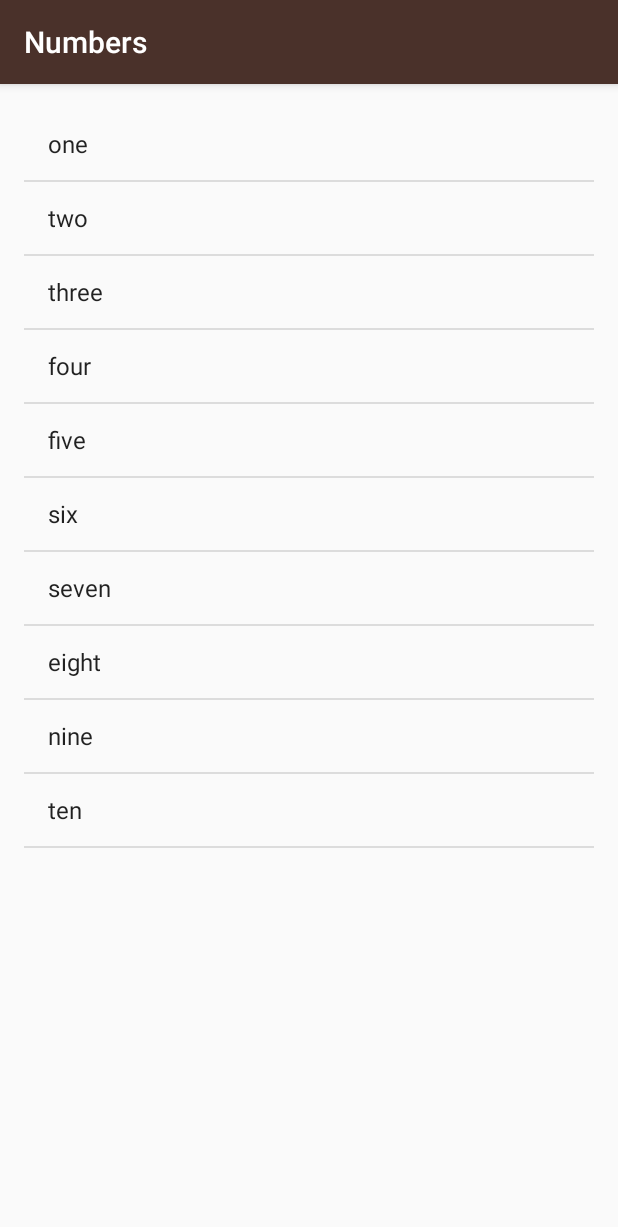
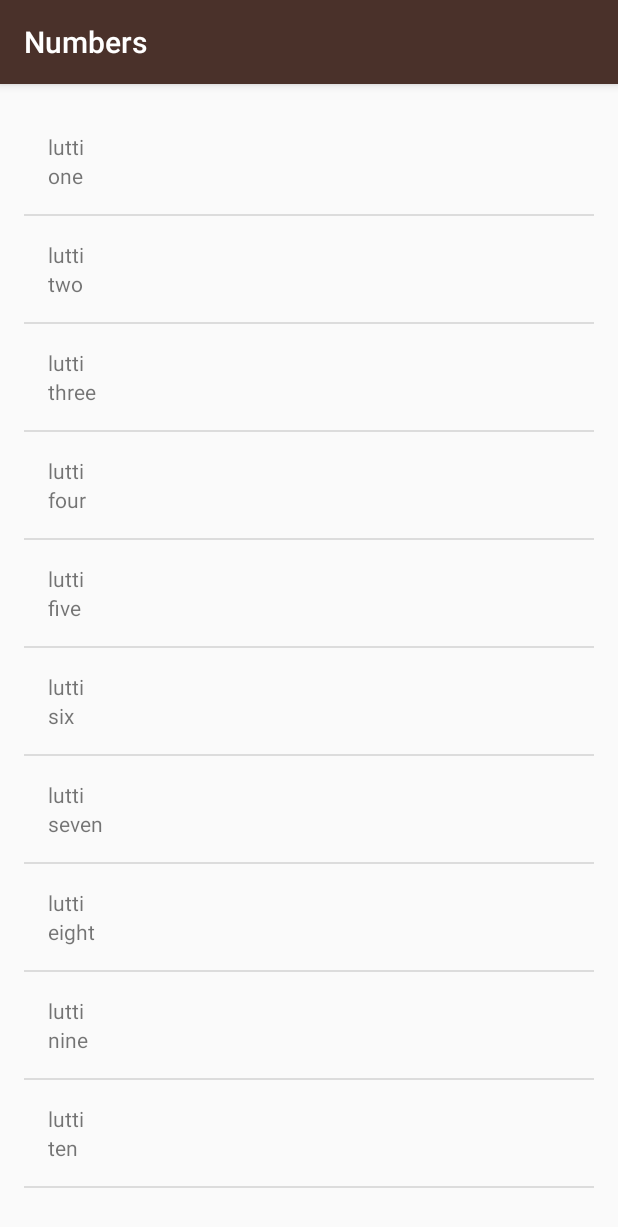
Before and after one commit to ahtaufiiq/Portfolio-Android, an Android app: the NumbersActivity screen opened directly, with no data from a screen before it, on a phone screen of 412 x 824 dp. Shown: the top 1227 px of the screen. Run offline under Robolectric (Android 15) with nearby library versions, the light colour scheme and no system bars.

Commit message:
Custom Array Adapter

```diff
--- a/Udacity Course/2. Basics Multiscreen/MiwokApp/app/src/main/java/ataufiq/com/miwokapp/NumbersActivity.java
+++ b/Udacity Course/2. Basics Multiscreen/MiwokApp/app/src/main/java/ataufiq/com/miwokapp/NumbersActivity.java
@@ -17,22 +17,21 @@ public class NumbersActivity extends AppCompatActivity {
         super.onCreate(savedInstanceState);
         setContentView(R.layout.activity_numbers);
 
-        ArrayList<String> words = new ArrayList<String>();
+        ArrayList<Word> words = new ArrayList<Word>();
 
-        words.add("one");
-        words.add("two");
-        words.add("three");
-        words.add("four");
-        words.add("five");
-        words.add("six");
-        words.add("seven");
-        words.add("eight");
-        words.add("nine");
-        words.add("ten");
+        words.add(new Word("lutti","one"));
+        words.add(new Word("lutti","two"));
+        words.add(new Word("lutti","three"));
+        words.add(new Word("lutti","four"));
+        words.add(new Word("lutti","five"));
+        words.add(new Word("lutti","six"));
+        words.add(new Word("lutti","seven"));
+        words.add(new Word("lutti","eight"));
+        words.add(new Word("lutti","nine"));
+        words.add(new Word("lutti","ten"));
 
-
-        ArrayAdapter<String> itemsAdapter=
-                new ArrayAdapter<String>(this,android.R.layout.simple_list_item_1,words);
+        WordAdapter itemsAdapter=
+                new WordAdapter(this,words);
 
         ListView listView = findViewById(R.id.list);
 
--- /dev/null
+++ b/Udacity Course/2. Basics Multiscreen/MiwokApp/app/src/main/java/ataufiq/com/miwokapp/Word.java
@@ -0,0 +1,24 @@
+package ataufiq.com.miwokapp;
+
+/**
+ * Created by taufiq on 08/02/18.
+ */
+
+public class Word {
+
+    private String mMiwokTranslation,mDefaultTranslation;
+
+    public Word(String mMiwok, String mDefault)
+    {
+        mMiwokTranslation = mMiwok;
+        mDefaultTranslation = mDefault;
+    }
+
+    public String getmMiwokTranslation(){
+        return mMiwokTranslation;
+    }
+
+    public String getmDefaultTranslation(){
+        return mDefaultTranslation;
+    }
+}
--- /dev/null
+++ b/Udacity Course/2. Basics Multiscreen/MiwokApp/app/src/main/java/ataufiq/com/miwokapp/WordAdapter.java
@@ -0,0 +1,54 @@
+package ataufiq.com.miwokapp;
+
+import android.app.Activity;
+import android.view.LayoutInflater;
+import android.view.View;
+import android.view.ViewGroup;
+import android.widget.ArrayAdapter;
+import android.widget.ImageView;
+import android.widget.TextView;
+
+import java.util.ArrayList;
+
+/**
+ * Created by taufiq on 08/02/18.
+ */
+
+public class WordAdapter extends ArrayAdapter{
+
+    public WordAdapter(Activity context, ArrayList<Word> words) {
+        // Here, we initialize the ArrayAdapter's internal storage for the context and the list.
+        // the second argument is used when the ArrayAdapter is populating a single TextView.
+        // Because this is a custom adapter for two TextViews and an ImageView, the adapter is not
+        // going to use this second argument, so it can be any value. Here, we used 0.
+        super(context, 0, words );
+    }
+
+    public View getView(int position, View convertView, ViewGroup parent) {
+        // Check if the existing view is being reused, otherwise inflate the view
+        View listItemView = convertView;
+        if(listItemView == null) {
+            listItemView = LayoutInflater.from(getContext()).inflate(
+                    R.layout.list_item, parent, false);
+        }
+
+        // Get the {@link AndroidFlavor} object located at this position in the list
+        Word currentWord = (Word) getItem(position);
+
+        // Find the TextView in the list_item.xml layout with the ID version_name
+        TextView nameTextView = (TextView) listItemView.findViewById(R.id.miwok_text_view);
+        // Get the version name from the current AndroidFlavor object and
+        // set this text on the name TextView
+        nameTextView.setText(currentWord.getmMiwokTranslation());
+
+        // Find the TextView in the list_item.xml layout with the ID version_number
+        TextView numberTextView = (TextView) listItemView.findViewById(R.id.default_text_view);
+        // Get the version number from the current AndroidFlavor object and
+        // set this text on the number TextView
+        numberTextView.setText(currentWord.getmDefaultTranslation());
+
+        // Return the whole list item layout (containing 2 TextViews and an ImageView)
+        // so that it can be shown in the ListView
+        return listItemView;
+    }
+}
--- a/Udacity Course/2. Basics Multiscreen/MiwokApp/app/src/main/res/layout/activity_numbers.xml
+++ b/Udacity Course/2. Basics Multiscreen/MiwokApp/app/src/main/res/layout/activity_numbers.xml
@@ -1,19 +1,11 @@
 <?xml version="1.0" encoding="utf-8"?>
-<LinearLayout xmlns:android="http://schemas.android.com/apk/res/android"
+<ListView xmlns:android="http://schemas.android.com/apk/res/android"
     xmlns:app="http://schemas.android.com/apk/res-auto"
     xmlns:tools="http://schemas.android.com/tools"
     android:layout_width="match_parent"
     android:layout_height="match_parent"
-    android:orientation="vertical"
-    android:id="@+id/rootView"
+    android:id="@+id/list"
+    android:padding="16dp"
     tools:context="ataufiq.com.miwokapp.NumbersActivity">
 
-    <ListView
-        android:id="@+id/list"
-        android:layout_width="match_parent"
-        android:layout_height="match_parent"
-        android:layout_margin="16dp">
-
-    </ListView>
-
-</LinearLayout>
+</ListView>
--- /dev/null
+++ b/Udacity Course/2. Basics Multiscreen/MiwokApp/app/src/main/res/layout/list_item.xml
@@ -0,0 +1,21 @@
+<?xml version="1.0" encoding="utf-8"?>
+<LinearLayout
+    xmlns:android="http://schemas.android.com/apk/res/android"
+    android:layout_width="match_parent"
+    android:layout_height="match_parent"
+    android:orientation="vertical"
+    android:padding="16dp">
+
+    <TextView
+        android:id="@+id/miwok_text_view"
+        android:layout_width="match_parent"
+        android:layout_height="wrap_content"
+        android:text="lutti"/>
+
+    <TextView
+        android:id="@+id/default_text_view"
+        android:layout_width="match_parent"
+        android:layout_height="wrap_content"
+        android:text="one"/>
+
+</LinearLayout>
```
